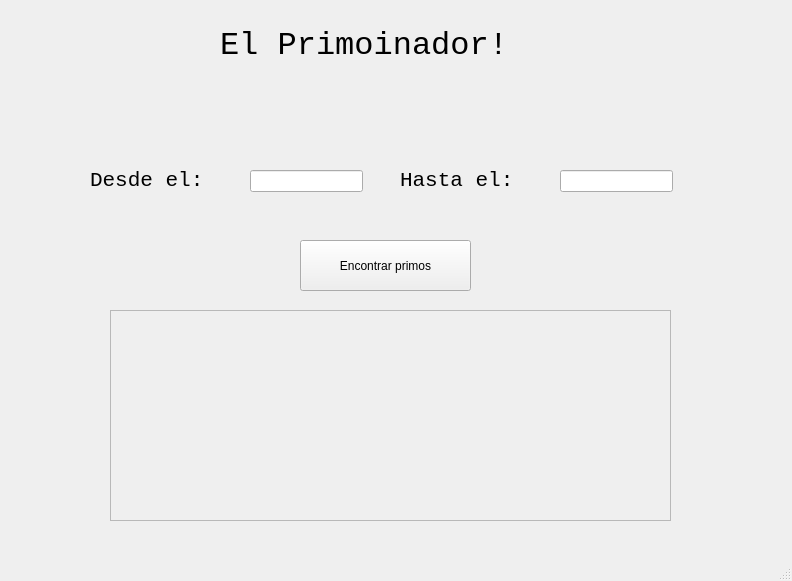
Old version of the form Primoinador/UI_definitiva.ui in the repository Pedrouw/NumeroHermano.
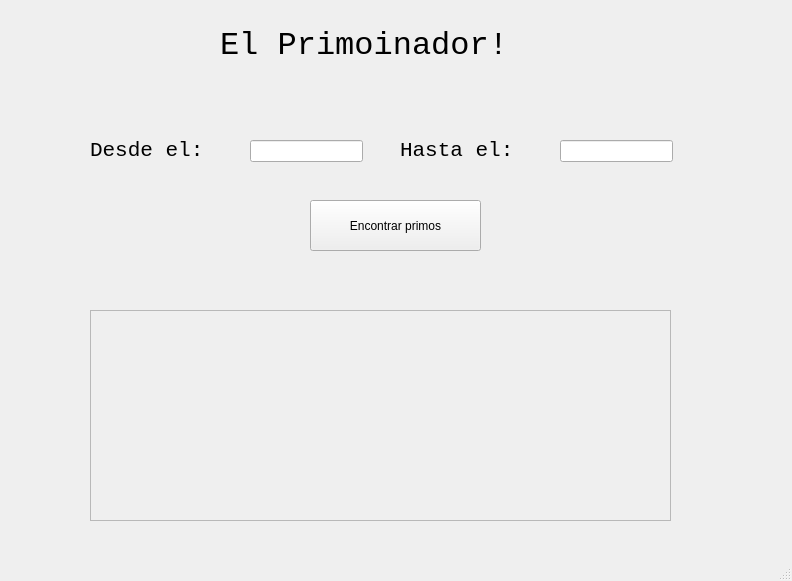
New version of the form.

What changed in the file:
```diff
--- a/Primoinador/UI_definitiva.ui
+++ b/Primoinador/UI_definitiva.ui
@@ -18,7 +18,7 @@
     <property name="geometry">
      <rect>
       <x>250</x>
-      <y>170</y>
+      <y>140</y>
       <width>113</width>
       <height>22</height>
      </rect>
@@ -28,7 +28,7 @@
     <property name="geometry">
      <rect>
       <x>560</x>
-      <y>170</y>
+      <y>140</y>
       <width>113</width>
       <height>22</height>
      </rect>
@@ -37,9 +37,9 @@
    <widget class="QScrollArea" name="scrollArea">
     <property name="geometry">
      <rect>
-      <x>110</x>
+      <x>90</x>
       <y>310</y>
-      <width>561</width>
+      <width>581</width>
       <height>211</height>
      </rect>
     </property>
@@ -51,7 +51,7 @@
       <rect>
        <x>0</x>
        <y>0</y>
-       <width>559</width>
+       <width>579</width>
        <height>209</height>
       </rect>
      </property>
@@ -79,8 +79,8 @@
    <widget class="QPushButton" name="pushButton">
     <property name="geometry">
      <rect>
-      <x>300</x>
-      <y>240</y>
+      <x>310</x>
+      <y>200</y>
       <width>171</width>
       <height>51</height>
      </rect>
@@ -93,7 +93,7 @@
     <property name="geometry">
      <rect>
       <x>90</x>
-      <y>150</y>
+      <y>120</y>
       <width>151</width>
       <height>61</height>
      </rect>
@@ -112,7 +112,7 @@
     <property name="geometry">
      <rect>
       <x>400</x>
-      <y>150</y>
+      <y>120</y>
       <width>151</width>
       <height>61</height>
      </rect>
```
